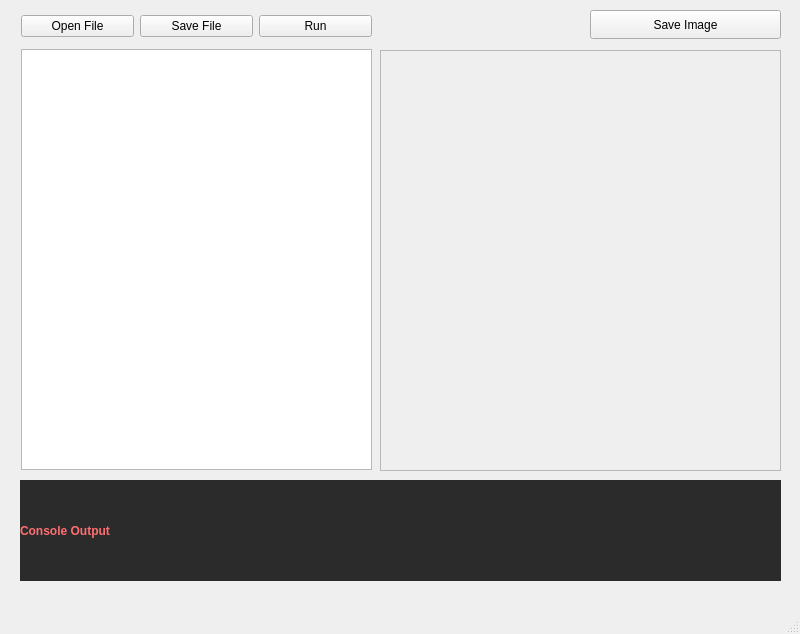
Qt form app/ui/mainwindow.ui (nkucht4/BoardLang) before a commit.
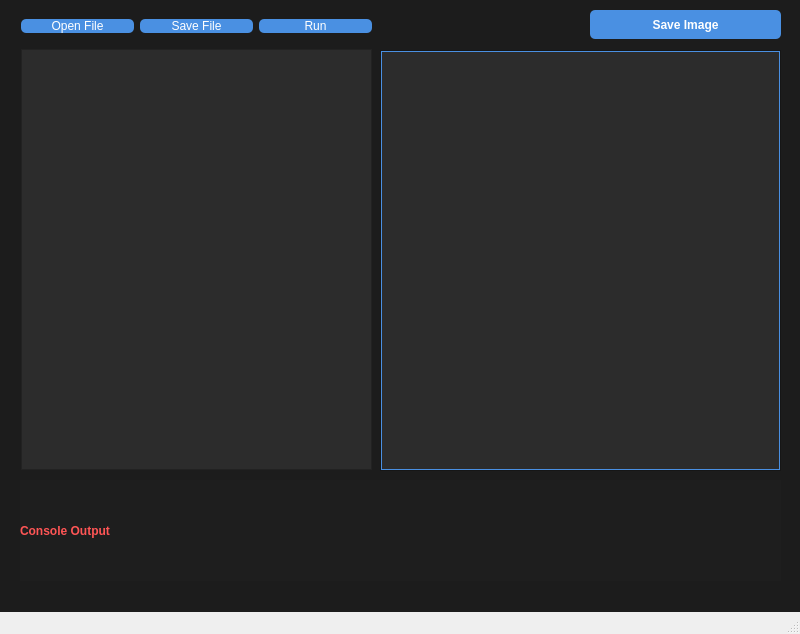
The same form after that commit.

Commit message: prettier window :333

```diff
--- a/app/ui/mainwindow.ui
+++ b/app/ui/mainwindow.ui
@@ -14,6 +14,12 @@
    <string>MainWindow</string>
   </property>
   <widget class="QWidget" name="centralwidget">
+   <property name="styleSheet">
+    <string notr="true">
+     background-color: #1c1c1c;
+    </string>
+   </property>
+
    <widget class="QPushButton" name="saveImageButton">
     <property name="geometry">
      <rect>
@@ -26,6 +32,16 @@
     <property name="text">
      <string>Save Image</string>
     </property>
+    <property name="styleSheet">
+     <string notr="true">
+      QPushButton {
+       background-color: #4a90e2;
+       color: white;
+       font-weight: bold;
+       border-radius: 5px;
+      }
+     </string>
+    </property>
    </widget>
    <widget class="QLabel" name="consoleOutput">
     <property name="geometry">
@@ -37,9 +53,10 @@
      </rect>
     </property>
     <property name="styleSheet">
-     <string notr="true">background-color: #2b2b2b;
-color: rgb(255, 110, 112);   
-font-weight: bold;
+     <string notr="true">
+      background-color: #1e1e1e;
+      color: #ff5555;
+      font-weight: bold;
 </string>
     </property>
     <property name="text">
@@ -71,6 +88,12 @@
       <property name="text">
        <string>   </string>
       </property>
+     <property name="styleSheet">
+      <string notr="true">
+       background-color: #2c2c2c;
+       border: 1px solid #4a90e2;
+      </string>
+     </property>
      </widget>
    </widget>
    <widget class="QWidget" name="">
@@ -88,6 +111,15 @@
        <property name="text">
         <string>Open File</string>
        </property>
+       <property name="styleSheet">
+        <string notr="true">
+         QPushButton {
+          background-color: #4a90e2;
+          color: white;
+          border-radius: 5px;
+         }
+        </string>
+       </property>
       </widget>
      </item>
      <item>
@@ -95,6 +127,15 @@
        <property name="text">
         <string>Save File</string>
        </property>
+       <property name="styleSheet">
+        <string notr="true">
+         QPushButton {
+          background-color: #4a90e2;
+          color: white;
+          border-radius: 5px;
+         }
+        </string>
+       </property>
       </widget>
      </item>
      <item>
@@ -102,6 +143,15 @@
        <property name="text">
         <string>Run</string>
        </property>
+       <property name="styleSheet">
+        <string notr="true">
+         QPushButton {
+          background-color: #4a90e2;
+          color: white;
+          border-radius: 5px;
+         }
+        </string>
+       </property>
       </widget>
      </item>
     </layout>
@@ -115,6 +165,13 @@
       <height>421</height>
      </rect>
     </property>
+    <property name="styleSheet">
+     <string notr="true">
+      background-color: #2c2c2c;
+      color: #aaccff;
+      font-family: Consolas, monospace;
+     </string>
+    </property>
    </widget>
   </widget>
   <widget class="QMenuBar" name="menubar">
```
Left out of the diff: 6 changed lines with no effect on the pictures. Lines whose indentation alone changed are shown as unchanged. The commit also changes 1 other file.
